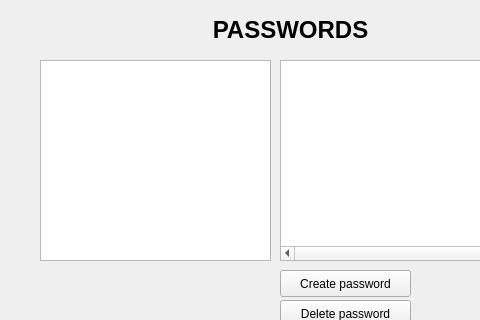
Above: guis/passwordList.ui from password-manager/linux before the change; both pictures show x 0 to 480 and y 0 to 320 of the 625 by 415 pixel window. Below: the same form after it.
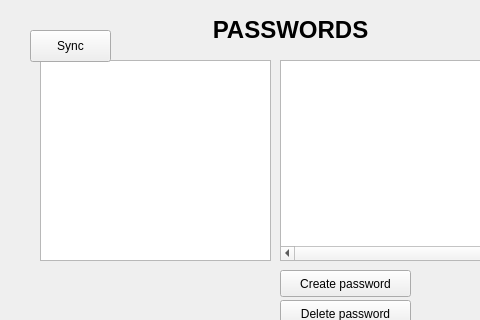
That is the form after the change.

Commit message: First attempt to update GUI with collapsing

The edit to the form file:
```diff
--- a/guis/passwordList.ui
+++ b/guis/passwordList.ui
@@ -100,11 +100,25 @@
      <bool>false</bool>
     </attribute>
    </widget>
+   <widget class="QPushButton" name="syncButton">
+    <property name="geometry">
+     <rect>
+      <x>30</x>
+      <y>30</y>
+      <width>81</width>
+      <height>32</height>
+     </rect>
+    </property>
+    <property name="text">
+     <string>Sync</string>
+    </property>
+   </widget>
    <zorder>passwordsView</zorder>
    <zorder>deleteButton</zorder>
    <zorder>createButton</zorder>
    <zorder>label</zorder>
    <zorder>foldersTreeView</zorder>
+   <zorder>syncButton</zorder>
   </widget>
   <widget class="QMenuBar" name="menubar">
    <property name="geometry">
```
The commit also changes 5 other files.
